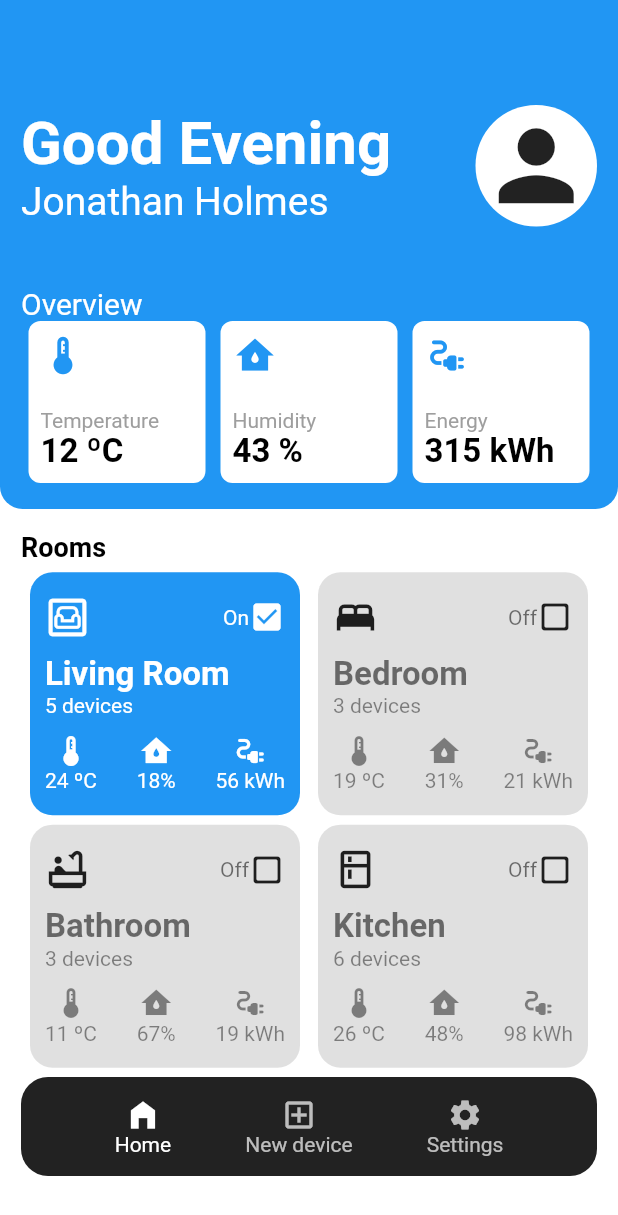
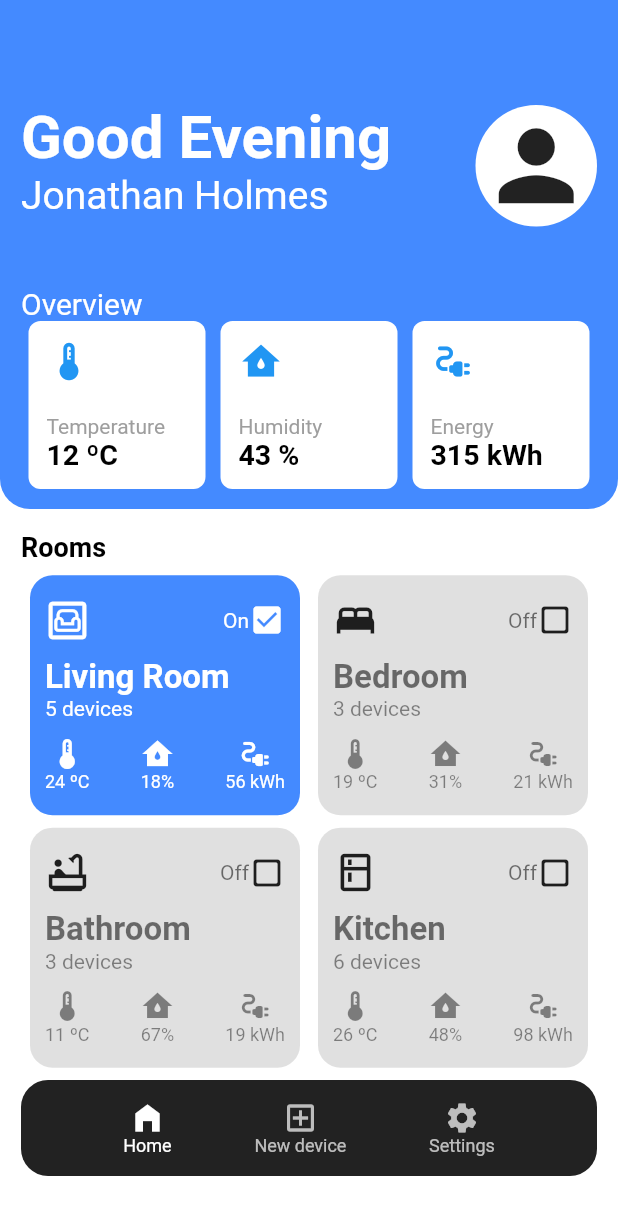
Before and after one commit to KuronoaScarlet/Flutter-Application, a Flutter app: the screen it shows after launch, on a phone screen of 412 x 824 dp. Shown: the top 1215 px of the screen. Run offline on Flutter 3.47's test engine with Material 2 defaults, Android fonts, the light colour scheme and no system bars.

Commit message:
Last changes done!
Waiting for evaluation :)

```diff
--- a/pardocarboignasi/lib/widgets/bluehalf.dart
+++ b/pardocarboignasi/lib/widgets/bluehalf.dart
@@ -27,7 +27,7 @@ class BlueHalf extends StatelessWidget {
                   crossAxisAlignment: CrossAxisAlignment.start,
                   children: const [
                     SizedBox(
-                      height: 40,
+                      height: 32,
                     ),
                     Text(
                       "Good Evening",
@@ -91,10 +91,10 @@ class BlueHalf extends StatelessWidget {
           ],
         ),
         decoration: BoxDecoration(
-          color: Colors.blue[500],
+          color: Colors.blueAccent.shade200,
           borderRadius: const BorderRadius.only(
-            bottomLeft: Radius.circular(15),
-            bottomRight: Radius.circular(15),
+            bottomLeft: Radius.circular(20),
+            bottomRight: Radius.circular(20),
           ),
         ),
       ),
--- a/pardocarboignasi/lib/widgets/draw.dart
+++ b/pardocarboignasi/lib/widgets/draw.dart
@@ -25,6 +25,7 @@ class Draw extends StatelessWidget {
             value,
             style: TextStyle(
               color: color,
+              fontSize: 12,
             ),
           ),
         ],
--- a/pardocarboignasi/lib/widgets/infoboxes.dart
+++ b/pardocarboignasi/lib/widgets/infoboxes.dart
@@ -18,7 +18,7 @@ class InfoTopBox extends StatelessWidget {
   Widget build(BuildContext context) {
     return Expanded(
       child: Container(
-        padding: const EdgeInsets.all(8),
+        padding: const EdgeInsets.all(12),
         margin: const EdgeInsets.symmetric(horizontal: 5),
         child: Column(
           crossAxisAlignment: CrossAxisAlignment.start,
@@ -39,7 +39,7 @@ class InfoTopBox extends StatelessWidget {
               number,
               style: const TextStyle(
                 color: Colors.black,
-                fontSize: 22,
+                fontSize: 19,
                 fontWeight: FontWeight.w600,
               ),
             ),
--- a/pardocarboignasi/lib/widgets/whitehalf.dart
+++ b/pardocarboignasi/lib/widgets/whitehalf.dart
@@ -39,7 +39,7 @@ class WhiteHalf extends StatelessWidget {
                   tempValue: "24 ºC",
                   humValue: "18%",
                   enerValue: "56 kWh",
-                  boxColor: Colors.blue[500],
+                  boxColor: Colors.blueAccent.shade200,
                   topTextColor: Colors.white,
                   topIconColor: Colors.white,
                   botTextColor: Colors.white,
```
